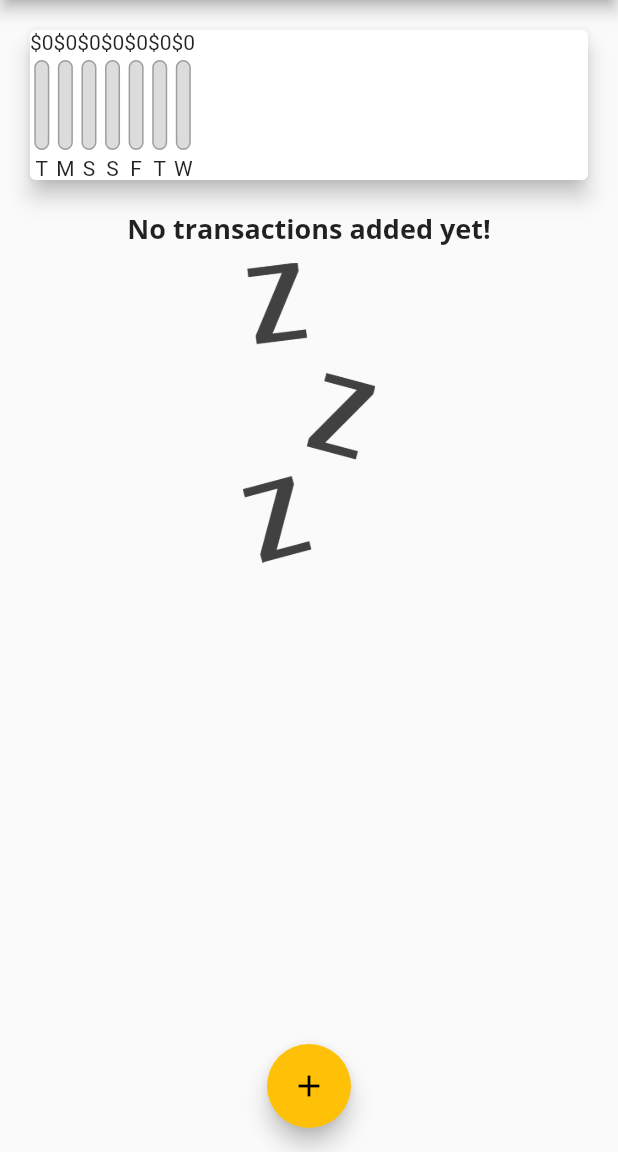
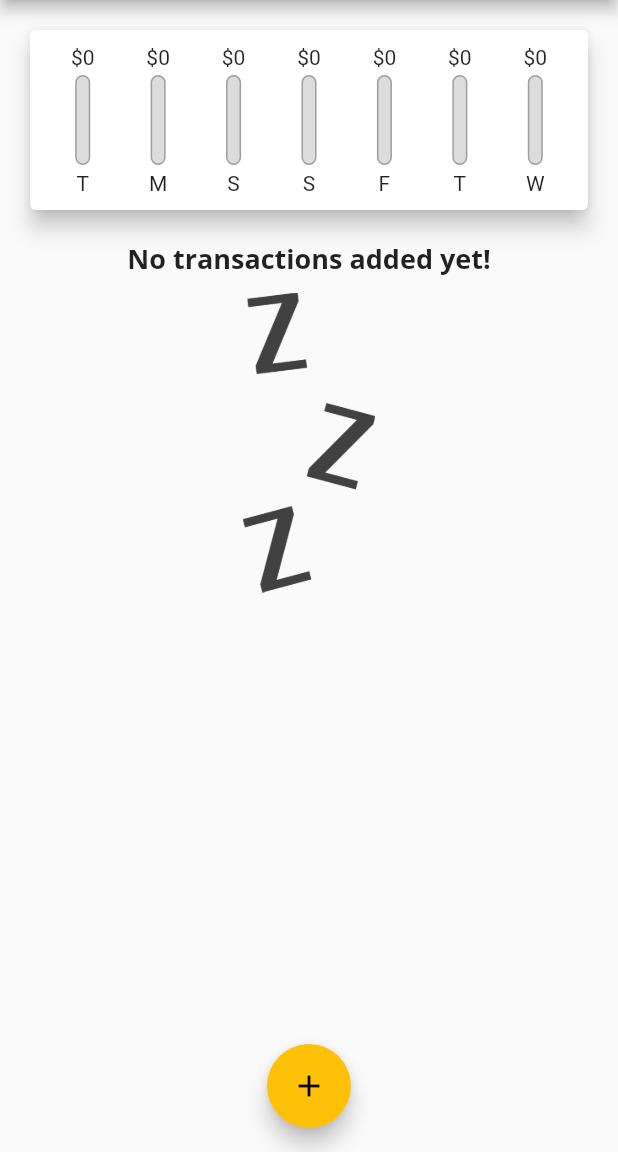
Before and after one commit to Lionel-P-Ablus/demo_02, a Flutter app: the screen it shows after launch, on a phone screen of 412 x 824 dp, the part 84-1236 px from its top. Run offline on Flutter 3.47's test engine with Material 2 defaults, Android fonts, the light colour scheme and no system bars.

Commit message:
finishing the cart bars

```diff
--- a/lib/widgets/chart.dart
+++ b/lib/widgets/chart.dart
@@ -41,15 +41,21 @@ class Chart extends StatelessWidget {
     return Card(
       elevation: 6,
       margin: EdgeInsets.all(20),
+      child: Container(
+        padding: EdgeInsets.all(10),
         child: Row(
+          mainAxisAlignment: MainAxisAlignment.spaceAround,
           children: groupedTransactionValues.map((data) {
-          // return Text('${data['day']}: ${data['amount']}');
-          return ChartBar(
+            return Flexible(
+              fit: FlexFit.tight,
+              child: ChartBar(
                 data['day'] as String,
                 data['amount'] as double,
                 totalSpending == 0.0 ? 0.0 : (data['amount'] as double) / totalSpending,
+              ),
             );
           }).toList(),
+        ),
       ),
     );
   }
--- a/lib/widgets/chart_bar.dart
+++ b/lib/widgets/chart_bar.dart
@@ -11,7 +11,9 @@ class ChartBar extends StatelessWidget {
   Widget build(BuildContext context) {
     return Column(
       children: [
-        Text('\$${spendingAmount.toStringAsFixed(0)}'),
+        FittedBox(
+          child: Text('\$${spendingAmount.toStringAsFixed(0)}'),
+        ),
         SizedBox(
           height: 4,
         ),
```
Lines whose indentation alone changed are shown as unchanged.
